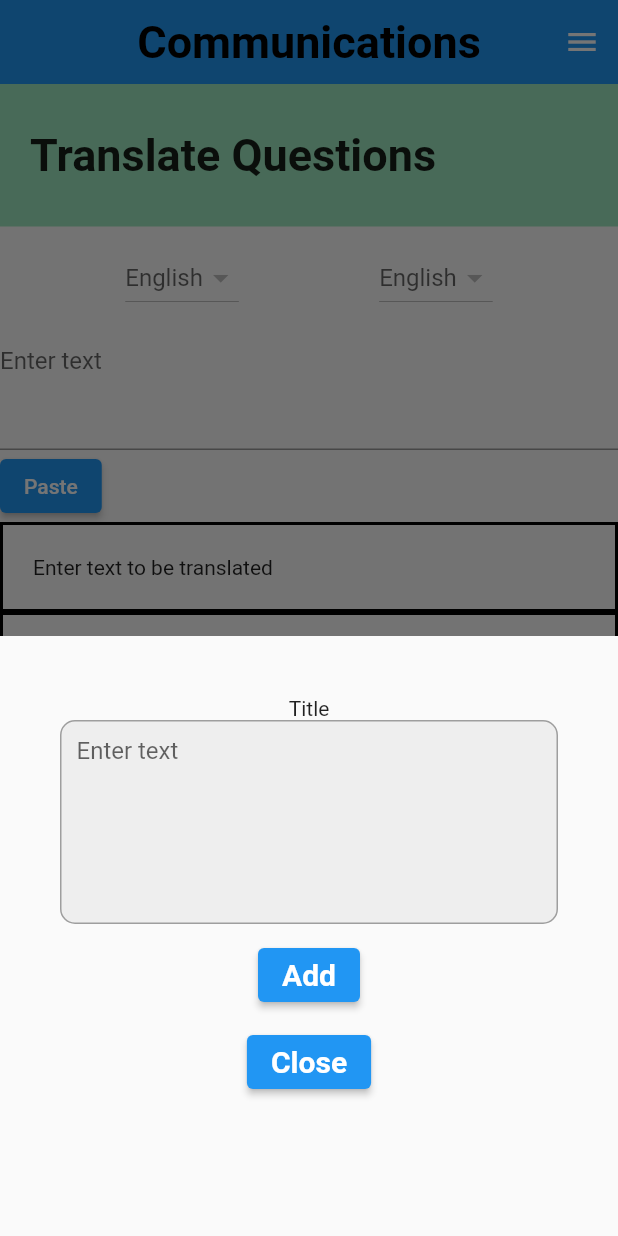
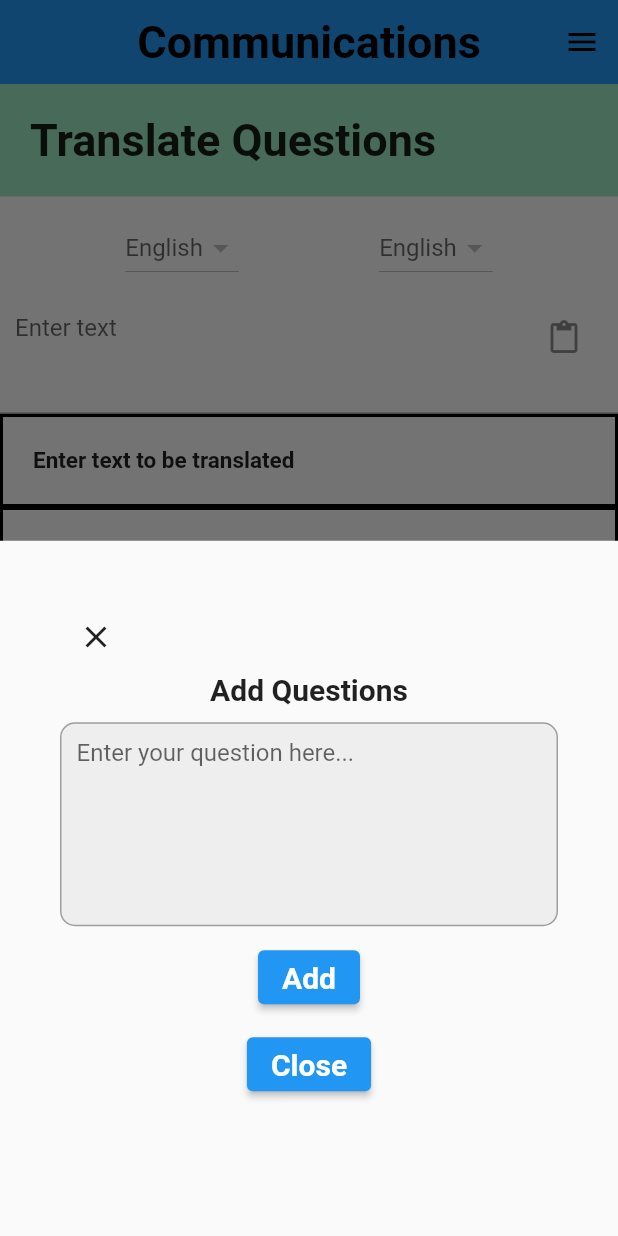
Before and after one commit to sghtestAcc/my_projectV2, a Flutter app: the screen it shows once a user with an empty profile is signed in, item 2 of the bottom bar chosen, after a tap on "Add Questions?", on a phone screen of 412 x 824 dp. Run offline on Flutter 3.47's test engine with Material 2 defaults, Android fonts, the phone set to English and light mode, and no system bars; our stand-ins replace cloud_firestore, country_picker, firebase_auth, firebase_core, get, image_picker; missing offline and left inert: google_mlkit_text_recognition, google_mlkit_translation; accounts and stored records are empty.

Commit message:
did some minor design changes and added images too

```diff
--- a/lib/add_questions_modal.dart
+++ b/lib/add_questions_modal.dart
@@ -1,4 +1,7 @@
+
+
 import 'package:flutter/material.dart';
+import 'package:my_project/navigation.tab.dart';
 
 void addQuestionsModal(BuildContext context) {
     showModalBottomSheet(
@@ -6,12 +9,24 @@ void addQuestionsModal(BuildContext context) {
       builder: (context) {
         return Container(
           padding: const EdgeInsets.all(40.0),
-          height: 400,
           child: Column(
             crossAxisAlignment: CrossAxisAlignment.center,
             children: [
-
-              Text('Title'),
+             Row(
+  mainAxisAlignment: MainAxisAlignment.start,
+  children: [
+    IconButton(
+      onPressed: () {
+        // Handle the close button action here
+        Navigator.push(context, MaterialPageRoute(builder: (context)=>
+      NavigatorBar(selectedIndex: 2)));
+      },
+      icon: Icon(Icons.close),
+    ),
+  ],
+),
+              Text('Add Questions', style: TextStyle(fontSize: 20, fontWeight: FontWeight.bold),),
+              SizedBox(height: 10,),
               Container(
   decoration: BoxDecoration(
     color: Colors.grey[200], // Background color
@@ -25,7 +40,7 @@ void addQuestionsModal(BuildContext context) {
     maxLines: 6,
     keyboardType: TextInputType.multiline,
     decoration: InputDecoration(
-      hintText: 'Enter text',
+      hintText: 'Enter your question here...',
       border: InputBorder.none,
       contentPadding: EdgeInsets.all(10.0),
     ),
--- a/lib/communications_patient.dart
+++ b/lib/communications_patient.dart
@@ -96,7 +96,9 @@ class _CommunicationsScreenState extends State<CommunicationsScreen> {
     return Scaffold(
       resizeToAvoidBottomInset: true,
       appBar: AppBar(
-        // toolbarHeight: 30,
+        iconTheme: IconThemeData(
+    color: Colors.black, // Set the desired color here
+  ),
         elevation: 0,
         automaticallyImplyLeading: true,
         title: const Text(
@@ -115,7 +117,7 @@ class _CommunicationsScreenState extends State<CommunicationsScreen> {
           Container(
             color: const Color(0xFF9EE8BF),
             width: double.infinity,
-            padding: const EdgeInsets.fromLTRB(20, 30, 0, 30),
+            padding: const EdgeInsets.fromLTRB(20, 20, 0, 20),
             child: const Text(
               'Translate Questions',
               style: TextStyle(fontSize: 30, fontWeight: FontWeight.bold),
@@ -164,26 +166,36 @@ class _CommunicationsScreenState extends State<CommunicationsScreen> {
               ),
             ],
           ),
-          TextFormField(
+     Container(
+  child: TextFormField(
     controller: _controller,
     onChanged: translateTextFunction,
     maxLines: 3,
     keyboardType: TextInputType.multiline,
-            decoration: const InputDecoration(
-              hintText: ("Enter text"),
-            ),
-          ),
-          ElevatedButton(
-            onPressed: () {
+    decoration: InputDecoration(
+      hintText: 'Enter text',
+      suffixIcon: Column(
+        crossAxisAlignment: CrossAxisAlignment.start,
+        children: [
+          InkWell(
+            onTap: () {
               Clipboard.getData('text/plain').then((value) {
-                _controller.text = value!.text!;
+                if (value != null) {
+                  _controller.text = value.text!;
                   setState(() {
                     typedText = value.text!;
                     translateTextFunction(typedText);
                   });
+                }
               });
             },
-            child: const Text("Paste"),
+            child: Icon(Icons.paste),
+          ),
+        ],
+      ),
+      contentPadding: EdgeInsets.all(10.0),
+    ),
+  ),
 ),
           Container(
             width: double.infinity,
@@ -197,6 +209,7 @@ class _CommunicationsScreenState extends State<CommunicationsScreen> {
               _isLoading
                   ? 'Loading...'
                   : _translatedText ?? 'Enter text to be translated',
+                  style: TextStyle(fontSize: 15, fontWeight: FontWeight.bold),
             ),
           ),
 
--- a/lib/navigation.tab.dart
+++ b/lib/navigation.tab.dart
@@ -6,6 +6,8 @@ import 'package:my_project/select_patients.dart';
 
 class NavigatorBar extends StatefulWidget {
   const NavigatorBar({super.key});
+
+
 
   @override
   State<NavigatorBar> createState() => _NavigatorBarState();
--- a/lib/navigation_drawer.dart
+++ b/lib/navigation_drawer.dart
@@ -4,37 +4,37 @@ class AppDrawerNavigation  extends StatelessWidget {
 
   @override
   Widget build(BuildContext context) {
-
-
-
     return Drawer(
       child: Column(
+        crossAxisAlignment: CrossAxisAlignment.start,
         children: [
 
         AppBar(
-          title: Text("Hello Friend!"),
           automaticallyImplyLeading: false,
+          iconTheme: IconThemeData(
+    color: Colors.black, // Set the desired color here
+  ),
         ),
         ListTile(
-          leading: Icon(Icons.bug_report_sharp),
-          title: Text('Report a bug'),
+          leading: Image.asset('assets/images/logout.png', height: 28, width: 28,),
+
+          title: Text('Logout', style: TextStyle(fontSize: 15, fontWeight: FontWeight.bold),),
           onTap: () {
 
           }
         ),
         Divider(height: 3, color: Colors.blueGrey),
         ListTile(
-          leading: Icon(Icons.wb_sunny_sharp),
-          title: Text('current weather'),
+          leading: Image.asset('assets/images/world.png', height: 28, width: 28,),
+          title: Text('Change Language',style: TextStyle(fontSize: 15, fontWeight: FontWeight.bold) ),
           onTap: () {
-
     // Navigator.of(context).pushReplacementNamed(WeatherScreen.routeName);
     }
         ),
         Divider(height: 3, color: Colors.blueGrey),
         ListTile(
-            leading: Icon(Icons.sports_basketball_rounded),
-            title: Text('Facility'),
+            leading: Image.asset('assets/images/drugs.png', height: 28, width: 28,),
+            title: Text('Prescriptions'),
             onTap: () {
               // Navigator.of(context).pushReplacementNamed(MainScreen.routeName);
 
@@ -43,13 +43,38 @@ class AppDrawerNavigation  extends StatelessWidget {
         ),
         Divider(height: 3, color: Colors.blueGrey),
         ListTile(
-          leading: Icon(Icons.logout),
-          title: Text('LogOut'),
+          leading: Image.asset('assets/images/mic.png', height: 28, width: 28,),
+          title: Text('Vocalizations'),
           onTap: () {
 
           } // Navigator.of(context).pushReplacementNamed(HelpScreen.routeName),
         ),
         Divider(height: 3, color: Colors.blueGrey),
+        ListTile(
+          leading: Image.asset('assets/images/photo-camera.png', height: 28, width: 28,),
+          title: Text('PhotoScanner'),
+          onTap: () {
+
+          } // Navigator.of(context).pushReplacementNamed(HelpScreen.routeName),
+        ),
+        Divider(height: 3, color: Colors.blueGrey),
+        ListTile(
+          leading: Icon(Icons.logout),
+          title: Text('Communications'),
+          onTap: () {
+
+          } // Navigator.of(context).pushReplacementNamed(HelpScreen.routeName),
+        ),
+         Divider(height: 3, color: Colors.blueGrey),
+         ListTile(
+          leading: Icon(Icons.logout),
+          title: Text('Patients'),
+          onTap: () {
+
+          } // Navigator.of(context).pushReplacementNamed(HelpScreen.routeName),
+        ),
+
+
       ]),
     );
   }
--- a/lib/patient_home.dart
+++ b/lib/patient_home.dart
@@ -135,8 +135,6 @@ padding: EdgeInsets.all(10.0),
         ),
       ),
        drawer: AppDrawerNavigation(),
-
-
     );
   }
 }
--- a/lib/select_patients.dart
+++ b/lib/select_patients.dart
@@ -16,21 +16,30 @@ class _SelectPatientScreenState extends State<SelectPatientScreen> {
     //  List<bool> _checkedList = List.generate(10, (index) => false);
          Widget buildCard(int index) =>
         Container(
+  decoration: BoxDecoration(
+    border: Border.all(
+      color: Colors.black,
+      width: 1.0,
+    ),
+  ),
   child: CheckboxListTile(
     title: Column(
       crossAxisAlignment: CrossAxisAlignment.start,
       children: [
         Text('Patient $index', style: TextStyle(fontSize: 15),),
-                 Text('phoneNumber $index', style: TextStyle(fontSize: 12)),
-            ]),
+        Text('patientEmail $index', style: TextStyle(fontSize: 12)),
+      ],
+    ),
     value: _checkedList[index],
     onChanged: (value) {
       setState(() {
         _checkedList[index] = value!;
       });
-            }
+    },
   ),
 );
+
+
 
  Widget buildCard2(int index) => Container(
 padding: EdgeInsets.all(10.0),
--- a/pubspec.yaml
+++ b/pubspec.yaml
@@ -76,6 +76,8 @@ flutter:
     - assets/images/drugs.png
     - assets/images/photo-camera.png
     - assets/images/logout.png
+    - assets/images/world.png
+
 
 
 
```
Also changed, not shown: assets/images/world.png (added). Lines whose indentation alone changed are shown as unchanged.
